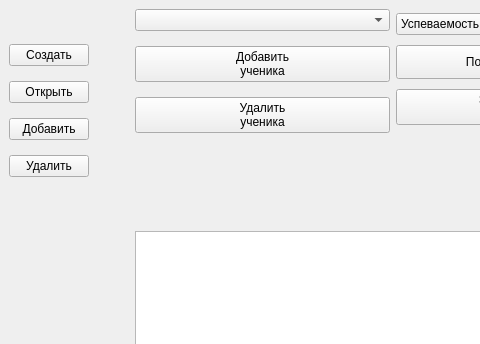
Old version of the form untitled.ui in the repository dizonos/StaPoR; both pictures show x 0 to 480 and y 0 to 344 of the 921 by 741 pixel window.
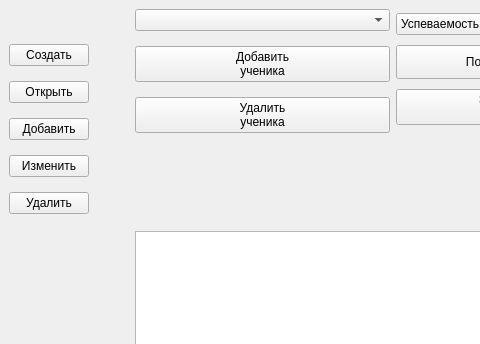
New version of the form. Icons and pictures are not drawn.

Diff of the .ui file:
```diff
--- a/untitled.ui
+++ b/untitled.ui
@@ -81,6 +81,13 @@
           </property>
          </widget>
         </item>
+        <item>
+         <widget class="QPushButton" name="pushButton_7">
+          <property name="text">
+           <string>Изменить</string>
+          </property>
+         </widget>
+        </item>
         <item>
          <widget class="QPushButton" name="pushButton_4">
           <property name="enabled">
```
Left out of the diff: 2 changed lines with no effect on the pictures.
